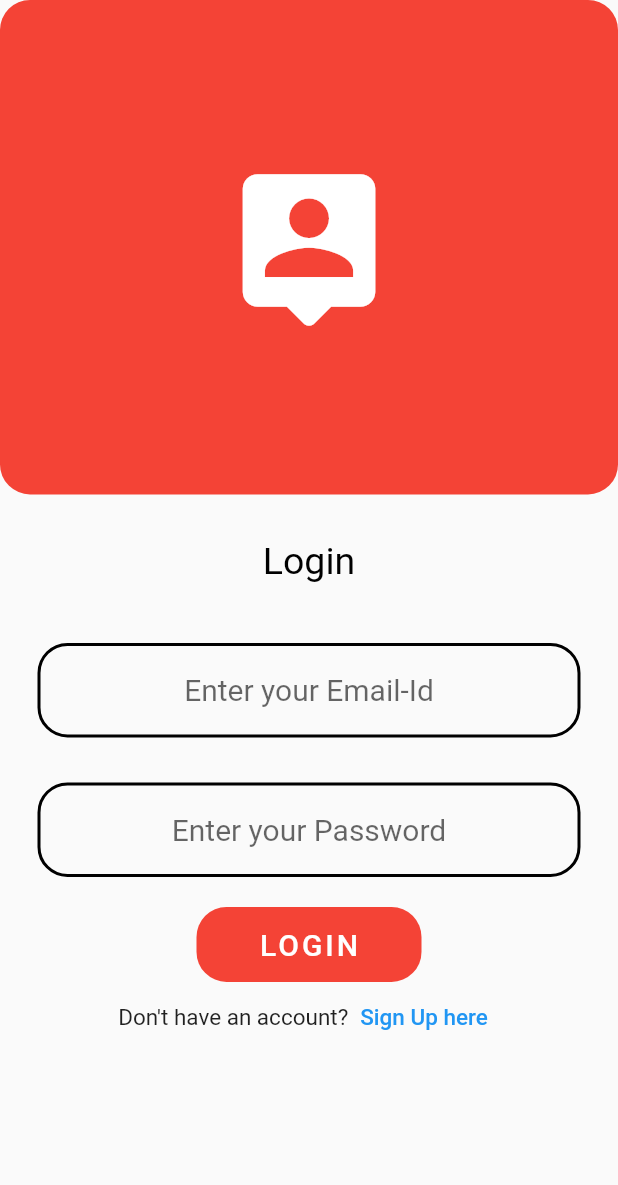
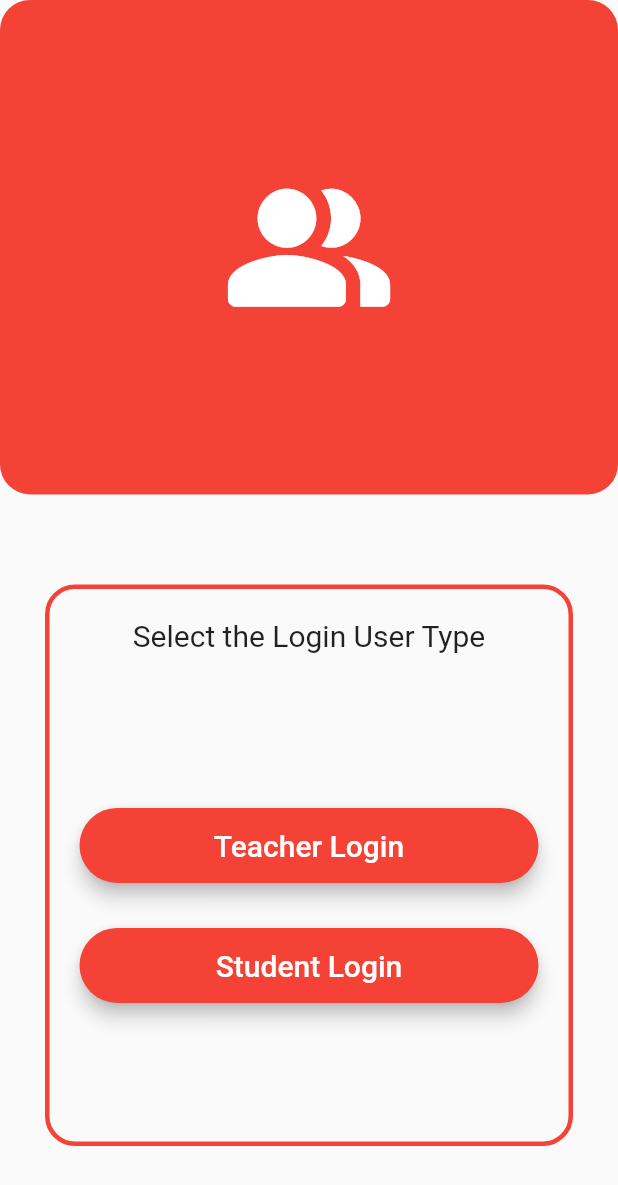
Before and after one commit to Rahul-Rasve/Attend-Check, a Flutter app: the screen it shows after launch, on a phone screen of 412 x 824 dp. Shown: the top 1185 px of the screen. Run offline on Flutter 3.47's test engine with Material 2 defaults, Android fonts, the phone set to English and light mode, and no system bars; our stand-ins replace firebase_auth, firebase_core, flutter_keyboard_visibility; accounts and stored records are empty.

Commit message:
user type view added

```diff
--- a/lib/constants.dart
+++ b/lib/constants.dart
@@ -1,3 +1,27 @@
+// ignore_for_file: prefer_const_constructors
+
 import 'package:flutter/material.dart';
 
 const Color primary = Colors.red;
+const Color splashColor = Color.fromARGB(95, 255, 255, 255);
+
+bool? isTeacher;
+bool? isStudent;
+
+ButtonStyle buttonStyle() {
+  return ButtonStyle(
+    fixedSize: MaterialStateProperty.all(
+      Size(150.0, 50.0),
+    ),
+    backgroundColor: MaterialStateProperty.all(primary),
+    elevation: MaterialStateProperty.all(5.0),
+    shape: MaterialStateProperty.all(
+      RoundedRectangleBorder(
+        borderRadius: BorderRadius.circular(30.0),
+      ),
+    ),
+    overlayColor: MaterialStateColor.resolveWith(
+      (states) => splashColor,
+    ),
+  );
+}
--- a/lib/main.dart
+++ b/lib/main.dart
@@ -1,8 +1,10 @@
 // ignore_for_file: prefer_const_constructors
 
 import 'package:attend_check/authentication/auth_services.dart';
+import 'package:attend_check/constants.dart';
 import 'package:attend_check/screens/home_view.dart';
 import 'package:attend_check/screens/login_view.dart';
+import 'package:attend_check/screens/user_type.dart';
 import 'package:attend_check/screens/verify_email_view.dart';
 import 'package:attend_check/utilities/routes.dart';
 import 'package:firebase_core/firebase_core.dart';
@@ -29,14 +31,18 @@ class MyApp extends StatelessWidget {
       theme: ThemeData(
         primarySwatch: Colors.red,
       ),
-      initialRoute: authPage,
+      initialRoute: userType,
       routes: {
         homePage: (context) => HomePage(),
-        loginPage: (context) => KeyboardVisibilityProvider(child: LoginView()),
-        registerPage: (context) =>
-            KeyboardVisibilityProvider(child: RegisterView()),
+        loginPage: (context) => KeyboardVisibilityProvider(
+              child: LoginView(),
+            ),
+        registerPage: (context) => KeyboardVisibilityProvider(
+              child: RegisterView(),
+            ),
         verifyEmailPage: (context) => VerifyEmailPage(),
         authPage: (context) => AuthPage(),
+        userType: (context) => UserType(),
       },
     );
   }
@@ -71,7 +77,7 @@ class _AuthPageState extends State<AuthPage> {
         } else {
           return Center(
             child: CircularProgressIndicator(
-              color: Colors.red,
+              color: primary,
             ),
           );
         }
--- a/lib/screens/login_view.dart
+++ b/lib/screens/login_view.dart
@@ -137,7 +137,7 @@ class _LoginViewState extends State<LoginView> {
             },
             style: TextButton.styleFrom(
               fixedSize: Size(150.0, 50.0),
-              backgroundColor: Colors.red,
+              backgroundColor: primary,
               shape: RoundedRectangleBorder(
                 borderRadius: BorderRadius.circular(20.0),
               ),
--- a/lib/screens/register_view.dart
+++ b/lib/screens/register_view.dart
@@ -150,7 +150,7 @@ class _RegisterViewState extends State<RegisterView> {
               padding: EdgeInsets.symmetric(vertical: 15.0, horizontal: 20.0),
               margin: EdgeInsets.only(top: 10.0),
               decoration: BoxDecoration(
-                color: Colors.red,
+                color: primary,
                 borderRadius: BorderRadius.circular(20.0),
               ),
               child: Text(
--- /dev/null
+++ b/lib/screens/user_type.dart
@@ -0,0 +1,110 @@
+// ignore_for_file: prefer_const_constructors, prefer_const_literals_to_create_immutables,
+
+import 'package:attend_check/constants.dart';
+import 'package:attend_check/utilities/routes.dart';
+import 'package:flutter/material.dart';
+
+class UserType extends StatefulWidget {
+  const UserType({super.key});
+
+  @override
+  State<UserType> createState() => _UserTypeState();
+}
+
+class _UserTypeState extends State<UserType> {
+  @override
+  Widget build(BuildContext context) {
+    double screenHeight = MediaQuery.of(context).size.height;
+    return Scaffold(
+      body: Column(
+        children: [
+          Container(
+            height: screenHeight / 2.5,
+            decoration: BoxDecoration(
+              color: primary,
+              borderRadius: BorderRadius.horizontal(
+                left: Radius.circular(20.0),
+                right: Radius.circular(20.0),
+              ),
+            ),
+            child: Center(
+              child: Icon(
+                Icons.people_alt_rounded,
+                color: Colors.white,
+                size: screenHeight / 7,
+              ),
+            ),
+          ),
+          Expanded(
+            child: Container(
+              margin: EdgeInsets.symmetric(vertical: 60.0, horizontal: 30.0),
+              padding: EdgeInsets.all(20.0),
+              decoration: BoxDecoration(
+                border: Border.all(
+                  color: primary,
+                  width: 3.0,
+                ),
+                borderRadius: BorderRadius.circular(20.0),
+              ),
+              child: Column(
+                crossAxisAlignment: CrossAxisAlignment.stretch,
+                children: [
+                  Text(
+                    'Select the Login User Type',
+                    textAlign: TextAlign.center,
+                    style: TextStyle(
+                      fontSize: 20.0,
+                    ),
+                  ),
+                  Container(
+                    margin: EdgeInsets.only(top: screenHeight / 8),
+                    child: Column(
+                      crossAxisAlignment: CrossAxisAlignment.stretch,
+                      children: [
+                        TextButton(
+                          onPressed: () {
+                            setState(() {
+                              isTeacher = true;
+                            });
+                            Navigator.of(context).pushNamed(loginPage);
+                          },
+                          style: buttonStyle(),
+                          child: Text(
+                            'Teacher Login',
+                            style: TextStyle(
+                              color: Colors.white,
+                              fontSize: 20.0,
+                            ),
+                          ),
+                        ),
+                        SizedBox(
+                          height: 30.0,
+                        ),
+                        TextButton(
+                          onPressed: () {
+                            setState(() {
+                              isStudent = true;
+                            });
+                            Navigator.of(context).pushNamed(loginPage);
+                          },
+                          style: buttonStyle(),
+                          child: Text(
+                            'Student Login',
+                            style: TextStyle(
+                              color: Colors.white,
+                              fontSize: 20.0,
+                            ),
+                          ),
+                        ),
+                      ],
+                    ),
+                  ),
+                ],
+              ),
+            ),
+          ),
+        ],
+      ),
+    );
+  }
+}
--- a/lib/utilities/routes.dart
+++ b/lib/utilities/routes.dart
@@ -3,3 +3,4 @@ String loginPage = '/login';
 String registerPage = '/register';
 String verifyEmailPage = '/verifyEmail';
 String authPage = '/authPage';
+String userType = '/userType';
--- a/lib/widgets/dialog_box.dart
+++ b/lib/widgets/dialog_box.dart
@@ -1,5 +1,6 @@
 // ignore_for_file: prefer_const_constructors
 
+import 'package:attend_check/constants.dart';
 import 'package:flutter/material.dart';
 
 Future<void> showErrorDialog(BuildContext context, String message) {
@@ -10,7 +11,7 @@ Future<void> showErrorDialog(BuildContext context, String message) {
         title: Text(
           'Alert!',
           style: TextStyle(
-            color: Colors.red,
+            color: primary,
             fontWeight: FontWeight.bold,
           ),
         ),
--- a/lib/widgets/input_field.dart
+++ b/lib/widgets/input_field.dart
@@ -1,5 +1,6 @@
 // ignore_for_file: prefer_const_constructors
 
+import 'package:attend_check/constants.dart';
 import 'package:flutter/material.dart';
 
 class InputField extends StatelessWidget {
@@ -24,7 +25,7 @@ class InputField extends StatelessWidget {
       onSubmitted: (value) => FocusScope.of(context).unfocus(),
       onTapOutside: (event) => FocusScope.of(context).unfocus(),
       keyboardType: inputType,
-      cursorColor: Colors.red,
+      cursorColor: primary,
       textAlign: TextAlign.center,
       style: TextStyle(
         fontSize: 20.0,
```
Also changed, not shown: lib/screens/home_view.dart (+13 -1 lines), lib/screens/verify_email_view.dart (+33 -5 lines).
